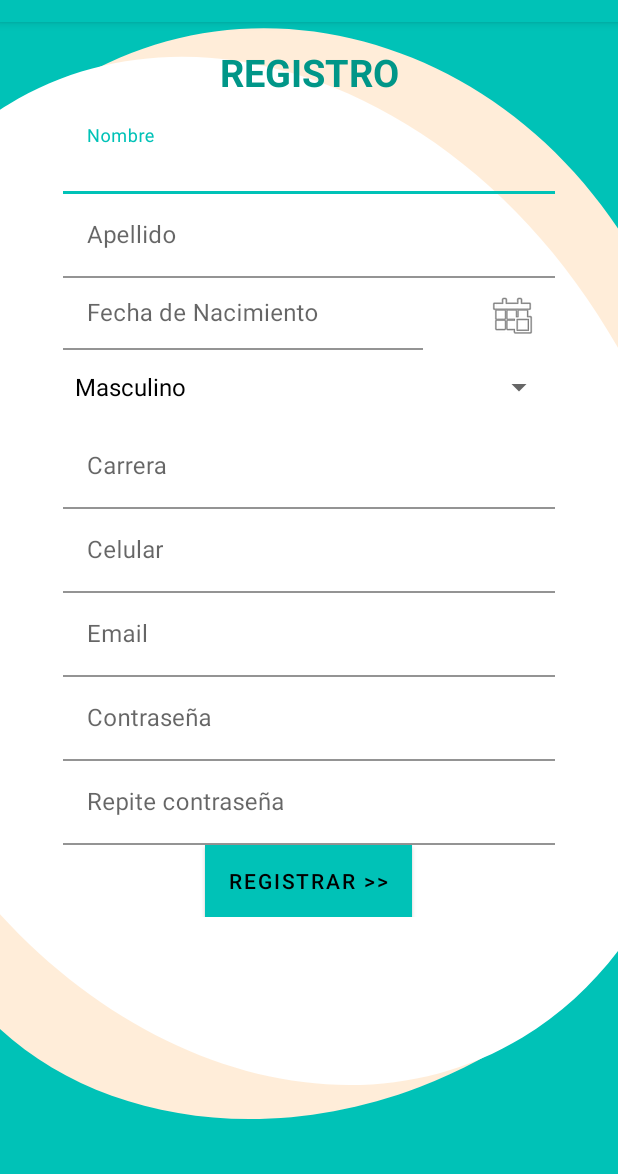
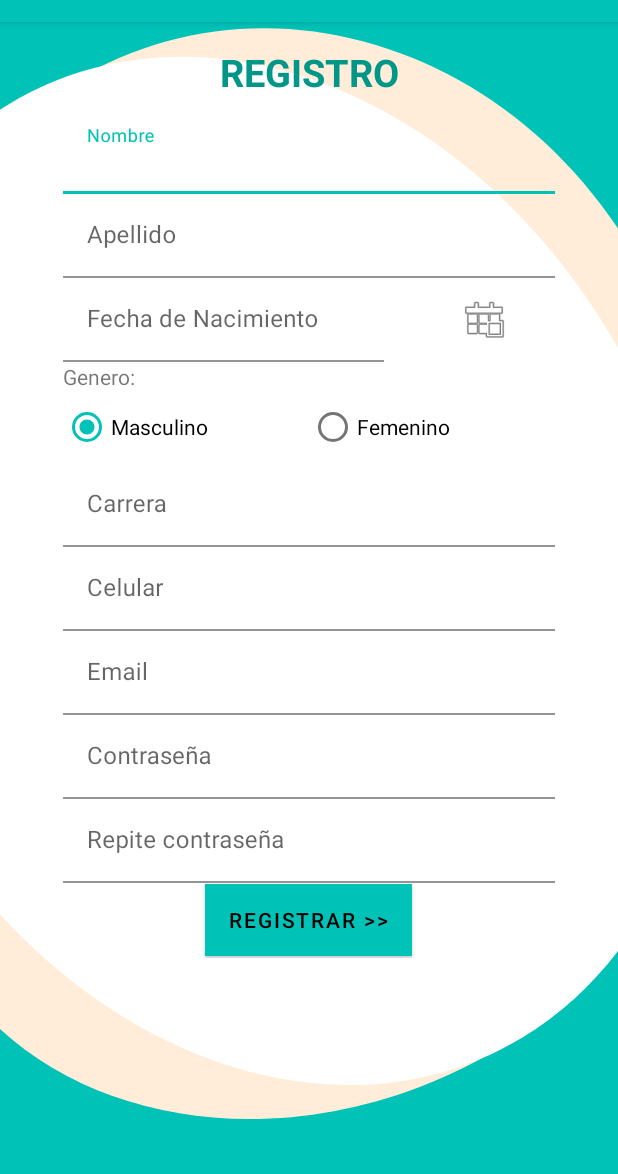
Before and after one commit to lpinedo/CorpAPP, an Android app: the RegisterActivity screen opened directly, with no data from a screen before it, on a phone screen of 412 x 824 dp, the part 62-1236 px from its top. Run offline under Robolectric (Android 15) with nearby library versions, the phone set to English and light mode, and no system bars.

Commit message:
formulario full

```diff
--- a/app/src/main/java/com/unab/corpapp/RegisterActivity.java
+++ b/app/src/main/java/com/unab/corpapp/RegisterActivity.java
@@ -2,6 +2,7 @@ package com.unab.corpapp;
 
 import androidx.appcompat.app.AppCompatActivity;
 
+import android.app.DatePickerDialog;
 import android.content.Intent;
 import android.os.Bundle;
 import android.view.View;
@@ -10,15 +11,18 @@ import android.widget.ArrayAdapter;
 import android.widget.Button;
 import android.widget.DatePicker;
 import android.widget.EditText;
+import android.widget.ImageButton;
 import android.widget.Spinner;
 
 import java.util.ArrayList;
+import java.util.Calendar;
 
 public class RegisterActivity extends AppCompatActivity {
 
-    Button btn_registerR,btn_dateId;
-    EditText name,lastname, dateB,sexo,career,email,mobile;
-    private Spinner mySpinner;
+    Button btn_registerR;
+    ImageButton btnDateIn;
+    EditText name,lastname, dateView,sexo,career,email,mobile;
+    //private Spinner mySpinner;
 
 
     @Override
@@ -26,16 +30,19 @@ public class RegisterActivity extends AppCompatActivity {
         super.onCreate(savedInstanceState);
         setContentView(R.layout.activity_register);
 
-        mySpinner = (Spinner) findViewById(R.id.spinnerId);
+        dateView = findViewById(R.id.txt_InputFechaInR);
+        btnDateIn = findViewById(R.id.btn_dateId);
 
-        ArrayList<String> listS = new ArrayList<String>();
+        //mySpinner = (Spinner) findViewById(R.id  n.spinnerId);
 
-        listS.add("Masculino");
-        listS.add("Femenino");
+        //ArrayList<String> listS = new ArrayList<String>();
 
-        ArrayAdapter adp = new ArrayAdapter(RegisterActivity.this, androidx.appcompat.R.layout.support_simple_spinner_dropdown_item, listS);
+       // listS.add("Masculino");
+        //listS.add("Femenino");
 
-        mySpinner.setOnItemSelectedListener(new AdapterView.OnItemSelectedListener() {
+       // ArrayAdapter adp = new ArrayAdapter(RegisterActivity.this, androidx.appcompat.R.layout.support_simple_spinner_dropdown_item, listS);
+
+       /* mySpinner.setOnItemSelectedListener(new AdapterView.OnItemSelectedListener() {
             @Override
             public void onItemSelected(AdapterView<?> adapterView, View view, int i, long l) {
                 String elemento = (String) mySpinner.getAdapter().getItem(i);
@@ -48,7 +55,7 @@ public class RegisterActivity extends AppCompatActivity {
             }
         });
 
-        mySpinner.setAdapter(adp);
+        mySpinner.setAdapter(adp);*/
 
         btn_registerR = findViewById(R.id.btn_loginP);
         btn_registerR.setOnClickListener(new View.OnClickListener() {
@@ -57,5 +64,25 @@ public class RegisterActivity extends AppCompatActivity {
                 startActivity(new Intent(RegisterActivity.this, MenActivity.class));
             }
         });
+
+        btnDateIn.setOnClickListener(new View.OnClickListener() {
+            @Override
+            public void onClick(View v) {
+                //final Calendar c = Calendar.getInstance();
+                Calendar c = Calendar.getInstance();
+
+                int year = c.get(Calendar.YEAR);
+                int month = c.get(Calendar.MONTH);
+                int day = c.get(Calendar.DAY_OF_MONTH);
+
+                DatePickerDialog datePickerDialog = new DatePickerDialog(RegisterActivity.this, new DatePickerDialog.OnDateSetListener() {
+                    @Override
+                    public void onDateSet(DatePicker view, int year, int month, int dayOfMonth) {
+                        dateView.setText(dayOfMonth + "/" + (month + 1) + "/" + year);
+                    }
+                }, year, month, day);
+                datePickerDialog.show();
+            }
+        });
     }
 }
--- a/app/src/main/res/layout/activity_register.xml
+++ b/app/src/main/res/layout/activity_register.xml
@@ -8,19 +8,32 @@
     tools:context=".RegisterActivity">
 
 
+    <ScrollView
+        android:id="@+id/scrollView2"
+        android:layout_width="0dp"
+        android:layout_height="0dp"
+        app:layout_constraintBottom_toBottomOf="parent"
+        app:layout_constraintEnd_toEndOf="parent"
+        app:layout_constraintStart_toStartOf="parent"
+        app:layout_constraintTop_toTopOf="parent">
+
+        <LinearLayout
+            android:layout_width="match_parent"
+            android:layout_height="wrap_content"
+            android:gravity="center"
+            android:orientation="vertical">
+
             <TextView
                 android:id="@+id/txt_TittleR"
                 android:layout_width="177dp"
-        android:layout_height="0dp"
+                android:layout_height="wrap_content"
                 android:layout_marginTop="16dp"
                 android:gravity="center"
                 android:text="@string/txt_tittleRegister"
                 android:textColor="@color/tittle"
                 android:textSize="25sp"
-        android:textStyle="bold"
-        app:layout_constraintEnd_toEndOf="parent"
-        app:layout_constraintStart_toStartOf="parent"
-        app:layout_constraintTop_toTopOf="parent" />
+                android:textStyle="bold" />
+
 
             <LinearLayout
                 android:id="@+id/linearLayout3"
@@ -48,9 +61,7 @@
                         android:inputType="textPersonName"
                         android:minHeight="48dp"
                         android:textColorHint="#616161"
-                android:textSize="16sp"
-                tools:layout_editor_absoluteX="83dp"
-                tools:layout_editor_absoluteY="130dp" />
+                        android:textSize="16sp" />
 
                 </com.google.android.material.textfield.TextInputLayout>
 
@@ -79,21 +90,19 @@
 
             <LinearLayout
                 android:id="@+id/linearLayout5"
-        android:layout_width="250dp"
+                android:layout_width="327dp"
                 android:layout_height="wrap_content"
-        android:orientation="horizontal"
-        app:layout_constraintStart_toStartOf="@+id/linearLayout3"
-        app:layout_constraintTop_toBottomOf="@+id/linearLayout3">
+                android:orientation="horizontal">
 
 
                 <com.google.android.material.textfield.TextInputLayout
-            android:layout_width="match_parent"
+                    android:layout_width="214dp"
                     android:layout_height="wrap_content">
 
                     <EditText
                         android:id="@+id/txt_InputFechaInR"
-                android:layout_width="240dp"
-                android:layout_height="48sp"
+                        android:layout_width="match_parent"
+                        android:layout_height="match_parent"
                         android:background="#00FFFFFF"
                         android:ems="10"
                         android:hint="@string/fecha_de_nacimiento"
@@ -104,27 +113,17 @@
 
                 </com.google.android.material.textfield.TextInputLayout>
 
-
-    </LinearLayout>
-
-    <DatePicker
-        android:id="@+id/dpFechaId"
-        android:layout_width="wrap_content"
-        android:layout_height="wrap_content"
-        android:visibility="gone" />
-
                 <ImageButton
                     android:id="@+id/btn_dateId"
                     android:layout_width="57dp"
-        android:layout_height="49dp"
+                    android:layout_height="54dp"
                     android:layout_marginStart="20dp"
                     android:layout_weight="1"
                     android:background="#00FFFFFF"
-        app:layout_constraintEnd_toEndOf="@+id/linearLayout3"
-        app:layout_constraintHorizontal_bias="1.0"
-        app:layout_constraintStart_toEndOf="@+id/linearLayout5"
-        app:layout_constraintTop_toBottomOf="@+id/linearLayout3"
                     app:srcCompat="@android:drawable/ic_menu_today" />
+
+
+            </LinearLayout>
 
             <LinearLayout
                 android:id="@+id/linearLayout4"
@@ -143,11 +142,42 @@
                     android:layout_width="match_parent"
                     android:layout_height="wrap_content">
 
-            <Spinner
+                    <TextView
+                        android:id="@+id/header"
+                        android:layout_width="wrap_content"
+                        android:layout_height="wrap_content"
+                        android:text="Genero:" />
+
+                    <!--Spinner
                 android:id="@+id/spinnerId"
                 android:layout_width="match_parent"
                 android:layout_height="50sp"
-                android:contentDescription="@string/seleccion_una_opci_n" />
+                android:contentDescription="@string/seleccion_una_opci_n" /-->
+
+                    <RadioGroup
+                        android:id="@+id/radio_group"
+                        android:layout_width="match_parent"
+                        android:layout_height="wrap_content"
+                        android:layout_above="@+id/view_below"
+                        android:orientation="horizontal">
+
+
+                        <RadioButton
+                            android:id="@+id/radio1"
+                            android:layout_width="0dp"
+                            android:layout_height="wrap_content"
+                            android:layout_weight="1"
+                            android:checked="true"
+                            android:text="Masculino" />
+
+                        <RadioButton
+                            android:id="@+id/radio2"
+                            android:layout_width="0dp"
+                            android:layout_height="wrap_content"
+                            android:layout_weight="1"
+                            android:text="Femenino" />
+                    </RadioGroup>
+
 
                 </com.google.android.material.textfield.TextInputLayout>
 
@@ -236,6 +266,16 @@
 
                 </com.google.android.material.textfield.TextInputLayout>
 
+
+
+            </LinearLayout>
+
+            <LinearLayout
+                android:layout_width="match_parent"
+                android:layout_height="50sp"
+                android:gravity="center"
+                android:orientation="vertical">
+
             <Button
                 android:id="@+id/btn_loginP"
                 android:layout_width="wrap_content"
@@ -244,7 +284,11 @@
                 android:gravity="center"
                 android:text="@string/registrar" />
 
+
         </LinearLayout>
+
+        </LinearLayout>
+    </ScrollView>
 
 
 </androidx.constraintlayout.widget.ConstraintLayout>
--- a/app/src/main/res/values/strings.xml
+++ b/app/src/main/res/values/strings.xml
@@ -30,4 +30,10 @@
     <string name="nombreR">Nombre</string>
     <string name="contrase_a">CONTRASEÑA</string>
     <string name="correo">CORREO</string>
+
+    <string name="hello">Hello World, MyAndroidAppActivity!</string>
+    <!--string name="app_name">MyAndroidApp</string-->
+    <string name="radio_male">Male</string>
+    <string name="radio_female">Female</string>
+    <string name="btn_display">Display</string>
 </resources>
```
Lines whose indentation alone changed are shown as unchanged.
